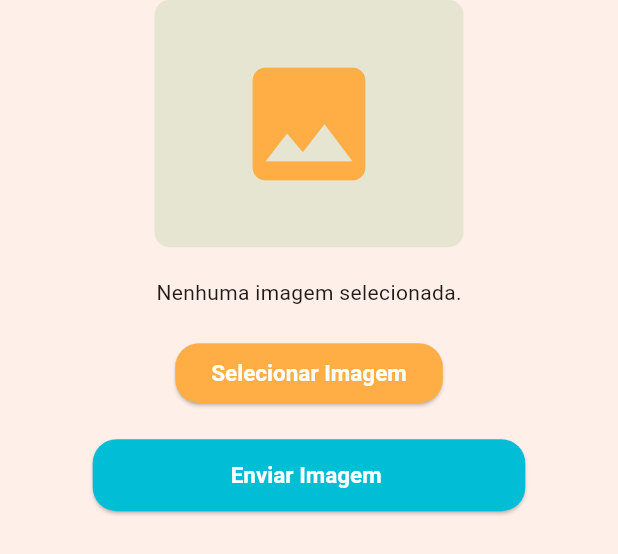
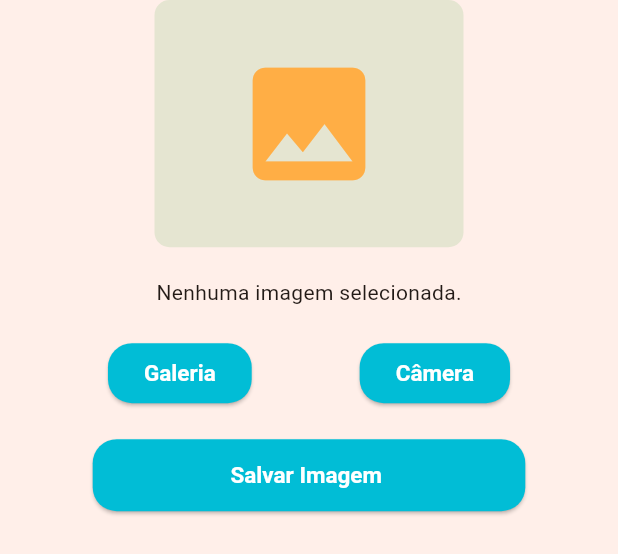
Before and after one commit to higorito/escorpiao, a Flutter app: the FirebaseImageUploader widget shown alone on an empty page, opened directly, after a tap on the "image" icon, on a phone screen of 412 x 824 dp. Shown: the top 554 px of the screen. Run offline on Flutter 3.47's test engine with Material 3 defaults, Android fonts, the phone set to English and light mode, and no system bars; our stand-ins replace cloud_firestore, dio, firebase_auth, firebase_core, firebase_storage, flutter_carousel_widget and 7 more; missing offline and left inert: custom_info_window, validatorless; accounts and stored records are empty; generated files the repository leaves out were written again; network calls fail; Roboto replaces fonts that are missing (Montserrat).

Commit message:
upload fix

```diff
--- a/lib/src/pages/NovoCasoSimplificadoPage/widgets/documento.dart
+++ b/lib/src/pages/NovoCasoSimplificadoPage/widgets/documento.dart
@@ -18,8 +18,7 @@ class DocumentBoxWidget extends StatelessWidget {
 
   @override
   Widget build(BuildContext context) {
-    return Expanded(
-        child: InkWell(
+    return InkWell(
           onTap: onTap,
           child: Container(
     padding: const EdgeInsets.all(12),
@@ -44,6 +43,6 @@ class DocumentBoxWidget extends StatelessWidget {
       ],
     ),
           ),
-    ));
+        );
   }
 }
--- a/lib/src/pages/emergencia/emergencia_page.dart
+++ b/lib/src/pages/emergencia/emergencia_page.dart
@@ -212,7 +212,7 @@ class _PageEmergenciaState extends State<PageEmergencia> {
 
   Future<void> _adicionarCaso() async {
     if (_formKey.currentState!.validate()) {
-      await SetCasosService().adicionarCaso();
+      await SetCasosService().adicionarCaso('Emergência', 1, _pergunta2Controller.text, null);
       showSnackbarMessage(context, 'Caso criado com sucesso');
       setState(() {
         isLoading = false;
--- a/lib/src/pages/maps_place/maps_place.dart
+++ b/lib/src/pages/maps_place/maps_place.dart
@@ -354,7 +354,7 @@ class _MapsPlaceState extends State<MapsPlace> {
                             ? Container(
                                 margin: const EdgeInsets.all(10),
                                 padding: const EdgeInsets.all(10),
-                                decoration: BoxDecoration(
+                                decoration: const BoxDecoration(
                                   image: DecorationImage(
                                     image:
                                         AssetImage('assets/icons/scorpion.png'),
--- /dev/null
+++ b/lib/src/services/estado_foto.dart
@@ -0,0 +1,11 @@
+class AppState {
+  static final AppState _instance = AppState._internal();
+
+  factory AppState() {
+    return _instance;
+  }
+
+  AppState._internal();
+
+  String? nomeFoto;
+}
--- a/lib/src/services/upload_image.dart
+++ b/lib/src/services/upload_image.dart
@@ -1,9 +1,12 @@
 import 'dart:io';
 
+import 'package:escorpionico_proj/src/services/estado_foto.dart';
 import 'package:escorpionico_proj/src/theme/theme.dart';
 import 'package:firebase_storage/firebase_storage.dart';
 import 'package:flutter/material.dart';
 import 'package:image_picker/image_picker.dart';
+
+import '../utils/permissao.dart';
 
 class FirebaseImageUploader extends StatefulWidget {
   const FirebaseImageUploader({super.key});
@@ -16,7 +19,24 @@ class _FirebaseImageUploaderState extends State<FirebaseImageUploader> {
   File? _imageFile;
   final ImagePicker _picker = ImagePicker();
 
+
   Future<void> _getImageFromGallery() async {
+    PermissionManager.requestCameraAndGalleryPermission(context);
+
+    final pickedFile = await _picker.pickImage(source: ImageSource.gallery);
+
+    setState(() {
+      if (pickedFile != null) {
+        _imageFile = File(pickedFile.path);
+      } else {
+        print('No image selected.');
+      }
+    });
+  }
+
+  Future<void> _getImageFromCamera() async {
+    PermissionManager.requestCameraAndGalleryPermission(context);
+
     final pickedFile = await _picker.pickImage(source: ImageSource.camera);
 
     setState(() {
@@ -41,17 +61,20 @@ class _FirebaseImageUploaderState extends State<FirebaseImageUploader> {
     try {
       FirebaseStorage storage = FirebaseStorage.instance;
       Reference ref = storage.ref().child('images/${DateTime.now()}.png');
+      AppState().nomeFoto = ref.fullPath.replaceAll('images/', '');
       UploadTask uploadTask = ref.putFile(_imageFile!);
-      await uploadTask.whenComplete(() => print('Image uploaded to Firebase'));
+      await uploadTask.whenComplete(() => Navigator.pop(context) );
       ScaffoldMessenger.of(context).showSnackBar(
         SnackBar(
           content: Text('Imagem enviada com sucesso para o Firebase Storage!'),
+          backgroundColor: Colors.green,
         ),
       );
     } catch (e) {
       ScaffoldMessenger.of(context).showSnackBar(
         SnackBar(
           content: Text('Erro ao enviar imagem para o Firebase Storage: $e'),
+          backgroundColor: Colors.redAccent,
         ),
       );
     }
@@ -76,10 +99,13 @@ class _FirebaseImageUploaderState extends State<FirebaseImageUploader> {
                           color: AppTheme.lightGrey,
                           borderRadius: BorderRadius.circular(10),
                         ),
-                      child: const Icon(Icons.image, size: 100, color: AppTheme.orangeColor),
+                        child: const Icon(Icons.image,
+                            size: 100, color: AppTheme.orangeColor),
                       ),
                     ),
-                  size.height > 600 ? const SizedBox(height: 20) : const SizedBox(height: 10),
+                    size.height > 600
+                        ? const SizedBox(height: 20)
+                        : const SizedBox(height: 10),
                     const Text('Nenhuma imagem selecionada.'),
                   ],
                 )
@@ -89,13 +115,18 @@ class _FirebaseImageUploaderState extends State<FirebaseImageUploader> {
                   height: size.height * 0.3,
                 ),
           const SizedBox(height: 20),
+          Row(
+            mainAxisAlignment: MainAxisAlignment.spaceEvenly,
+            children: <Widget>[
               ElevatedButton(
-            style:  ElevatedButton.styleFrom(
-              primary: AppTheme.orangeColor,
-              onPrimary: Colors.white,
+                onPressed: () => _getImageFromGallery(),
+                child: const Text('Galeria'),
               ),
-            onPressed: () => _getImageFromGallery(),
-            child: const Text('Selecionar Imagem'),
+              ElevatedButton(
+                onPressed: () => _getImageFromCamera(),
+                child: const Text('Câmera'),
+              ),
+            ],
           ),
           const SizedBox(height: 20),
           SizedBox(
@@ -103,7 +134,7 @@ class _FirebaseImageUploaderState extends State<FirebaseImageUploader> {
             height: 48,
             child: ElevatedButton(
               onPressed: () => _uploadImageToFirebase(context),
-              child: const Text('Enviar Imagem '),
+              child: const Text('Salvar Imagem '),
             ),
           ),
         ],
--- /dev/null
+++ b/lib/src/utils/permissao.dart
@@ -0,0 +1,47 @@
+import 'package:flutter/material.dart';
+import 'package:permission_handler/permission_handler.dart';
+
+class PermissionManager {
+  static Future<bool> requestCameraAndGalleryPermission(BuildContext context) async {
+    PermissionStatus cameraPermissionStatus = await Permission.camera.status;
+    PermissionStatus storagePermissionStatus = await Permission.storage.status;
+
+    if (!cameraPermissionStatus.isGranted) {
+      PermissionStatus cameraPermissionResult = await Permission.camera.request();
+      if (cameraPermissionResult != PermissionStatus.granted) {
+        _showPermissionDeniedDialog(context);
+        return false;
+      }
+    }
+
+    if (!storagePermissionStatus.isGranted) {
+      PermissionStatus storagePermissionResult = await Permission.storage.request();
+      if (storagePermissionResult != PermissionStatus.granted) {
+        _showPermissionDeniedDialog(context);
+        return false;
+      }
+    }
+
+    return true;
+  }
+
+  static void _showPermissionDeniedDialog(BuildContext context) {
+    showDialog(
+      context: context,
+      builder: (BuildContext context) {
+        return AlertDialog(
+          title: Text('Permissão negada'),
+          content: Text('Por favor, conceda permissão para acessar a câmera e a galeria para continuar.'),
+          actions: <Widget>[
+            ElevatedButton(
+              child: Text('OK'),
+              onPressed: () {
+                Navigator.of(context).pop();
+              },
+            ),
+          ],
+        );
+      },
+    );
+  }
+}
```
Also changed, not shown: lib/src/pages/NovoCasoSimplificadoPage/simplificado_page.dart (+18 -9 lines), lib/src/services/set_casos_service.dart (+6 -2 lines), lib/src/services/upload.dart (+14 -0 lines), assets/icons/photo-camera.png (added). Lines whose indentation alone changed are shown as unchanged.
